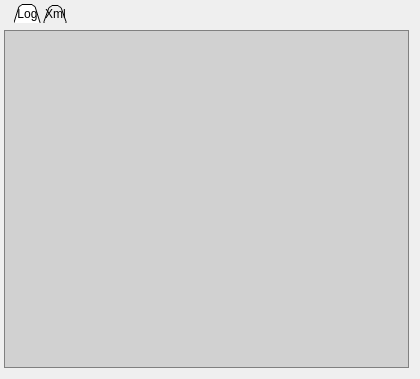
kubos741/kbang, file branches/macjariel/client/logwidget.ui: the form before one commit.
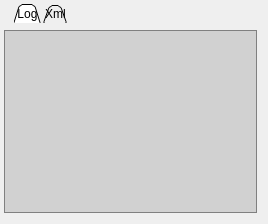
The form after the commit.

Diff of the .ui file:
```diff
--- a/branches/macjariel/client/logwidget.ui
+++ b/branches/macjariel/client/logwidget.ui
@@ -1,12 +1,12 @@
 <ui version="4.0" >
  <class>LogWidget</class>
- <widget class="QWidget" name="LogWidget" >
-  <property name="geometry" >
+ <widget class="QWidget" name="LogWidget">
+  <property name="geometry">
    <rect>
     <x>0</x>
     <y>0</y>
-    <width>420</width>
-    <height>379</height>
+    <width>268</width>
+    <height>224</height>
    </rect>
   </property>
   <property name="sizePolicy" >
@@ -18,8 +18,8 @@
   <property name="windowTitle" >
    <string>Form</string>
   </property>
-  <property name="styleSheet" >
-   <string notr="true" >QTextBrowser {
+  <property name="styleSheet">
+   <string notr="true">QTextBrowser {
 	border: 1px solid gray;
 	background-color: rgba(0, 0, 0, 32);
 }
@@ -35,10 +35,10 @@
 }
 QTabBar::tab {
     background: qlineargradient(x1: 0, y1: 0, x2: 0, y2: 1,
-                                   stop: 0 rgba(0, 0, 0, 32),
-								   stop: 0.4 rgba(0, 0, 0, 48),
-                                   stop: 0.5 rgba(0, 0, 0, 44),
-                                   stop: 1.0 rgba(0, 0, 0, 32));
+                                   stop: 0 rgba(0, 0, 0, 16),
+								   stop: 0.4 rgba(0, 0, 0, 32),
+                                   stop: 0.5 rgba(0, 0, 0, 30),
+                                   stop: 1.0 rgba(0, 0, 0, 16));
      min-width: 8ex;
      padding: 2px;
 	margin-right: 2px;
@@ -61,7 +61,46 @@
 	border: 1px solid gray;
 	border-bottom: 0;
 
- }</string>
+ }
+QScrollBar:vertical {
+	border: 1px solid grey;
+	background: rgba(0, 0, 0, 0);
+	width: 15px;
+	margin: 19px 0 19px 0;
+}
+QScrollBar::handle:vertical {
+	background: rgba(0, 0, 0, 32);
+	border-top: 1px solid grey;
+	border-bottom: 1px solid grey;
+	min-height: 45px;
+	margin-top: -1;
+	margin-bottom: -1;
+}
+QScrollBar::add-line:vertical {
+	border: 1px solid grey;
+	background: rgba(0, 0, 0, 32);
+	height: 15px;
+	subcontrol-position: bottom;
+	subcontrol-origin: margin;
+}
+QScrollBar::sub-line:vertical {
+	border: 1px solid grey;
+	background: rgba(0, 0, 0, 32);
+	height: 15px;
+	subcontrol-position: top;
+	subcontrol-origin: margin;
+}
+
+QScrollBar::up-arrow:vertical, QScrollBar::down-arrow:vertical {
+	border: 1px solid grey;
+	width: 5px;
+	height: 5px;
+	background: rgb(0, 0, 0, 32);
+}
+QScrollBar::add-page:vertical, QScrollBar::sub-page:vertical {
+	background: none;
+}
+</string>
   </property>
   <layout class="QHBoxLayout" name="horizontalLayout" >
    <property name="leftMargin" >
@@ -75,7 +114,10 @@
      <property name="focusPolicy" >
       <enum>Qt::WheelFocus</enum>
      </property>
-     <property name="tabShape" >
+     <property name="styleSheet">
+      <string notr="true"/>
+     </property>
+     <property name="tabShape">
       <enum>QTabWidget::Triangular</enum>
      </property>
      <property name="currentIndex" >
```
Left out of the diff: 67 changed lines with no effect on the pictures.
